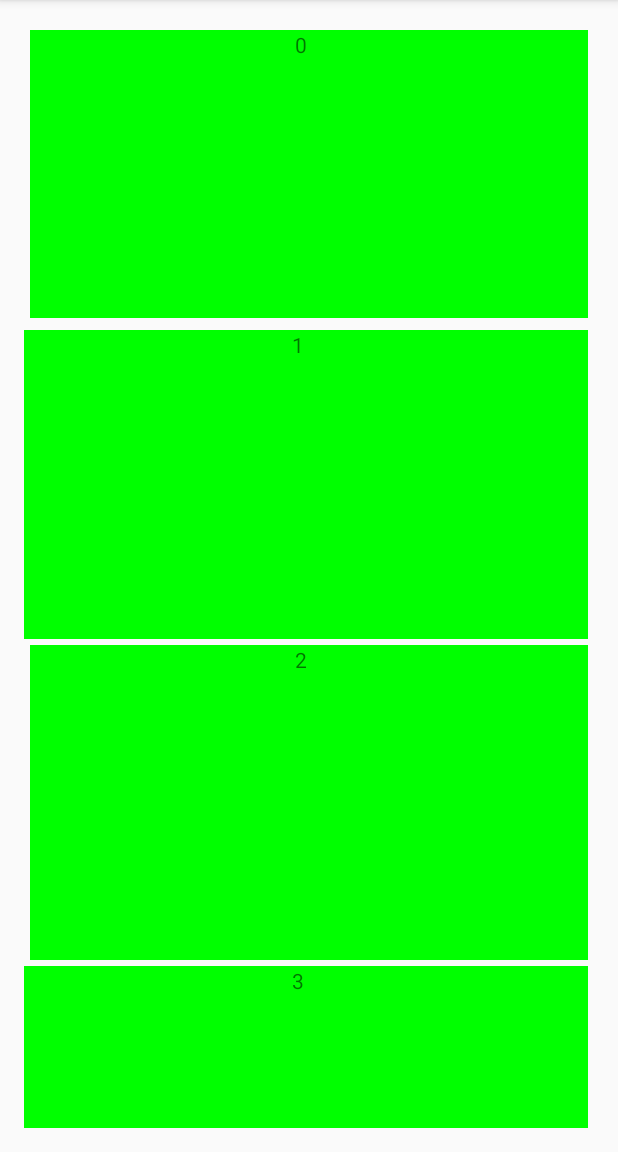
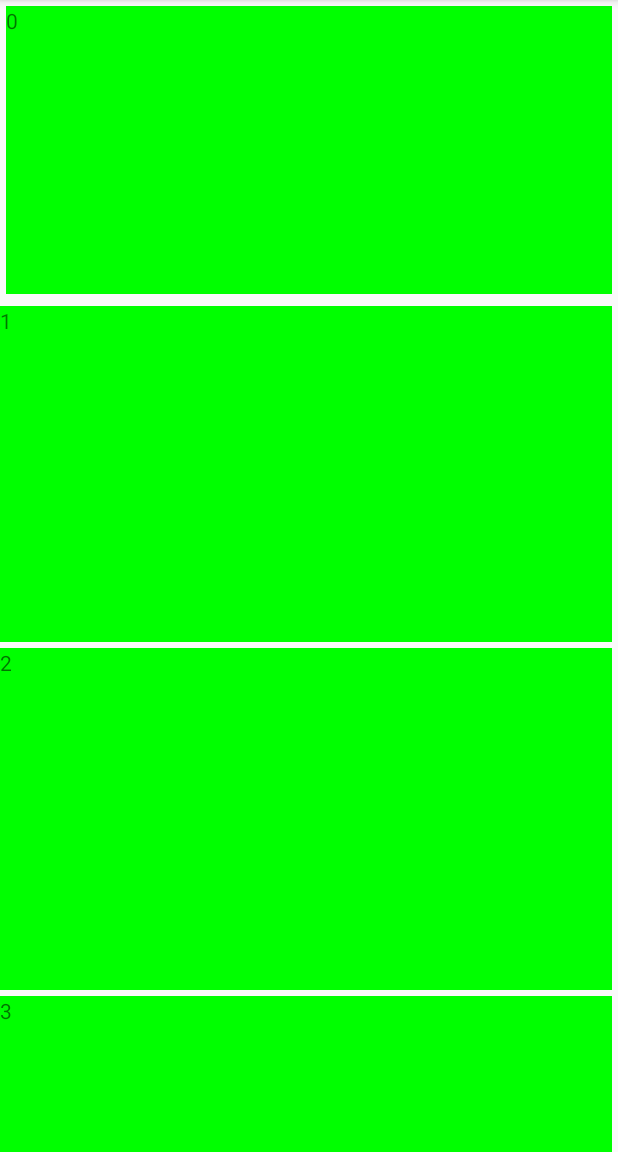
Before and after one commit to brucehzsun/RecyclerViewGroup, an Android app: the screen it shows after launch (MainActivity), on a phone screen of 412 x 824 dp, the part 84-1236 px from its top. Run offline under Robolectric (Android 15) with nearby library versions, the phone set to English and light mode, and no system bars.

Commit message:
完成框架显示。

```diff
--- a/app/src/main/res/layout/activity_main.xml
+++ b/app/src/main/res/layout/activity_main.xml
@@ -3,16 +3,11 @@
     xmlns:tools="http://schemas.android.com/tools"
     android:layout_width="match_parent"
     android:layout_height="match_parent"
-    android:paddingBottom="@dimen/activity_vertical_margin"
-    android:paddingLeft="@dimen/activity_horizontal_margin"
-    android:paddingRight="@dimen/activity_horizontal_margin"
-    android:paddingTop="@dimen/activity_vertical_margin"
     tools:context="com.storm.smart.recyclerviewdemo.MainActivity">
 
     <android.support.v7.widget.RecyclerView
         android:id="@+id/recycler_view"
         android:layout_width="match_parent"
         android:layout_height="match_parent"
-        android:clipToPadding="false"
-        />
+        android:clipToPadding="false" />
 </RelativeLayout>
--- a/app/src/main/res/layout/recyclerview_item.xml
+++ b/app/src/main/res/layout/recyclerview_item.xml
@@ -1,6 +1,6 @@
 <?xml version="1.0" encoding="utf-8"?>
 <RelativeLayout xmlns:android="http://schemas.android.com/apk/res/android"
-    android:layout_width="match_parent"
+    android:layout_width="wrap_content"
     android:layout_height="wrap_content"
     android:layout_margin="5dp"
     android:background="#00ff00">
--- a/recyclerviewlibrary/src/main/java/com/storm/smart/recyclerview/SizeCaculator.java
+++ b/recyclerviewlibrary/src/main/java/com/storm/smart/recyclerview/SizeCaculator.java
@@ -76,7 +76,6 @@ public class SizeCaculator {
                     mFirstChildPositionForRow.add(neverComputeChildIndex);
                     mSizeForChildAtPosition.add(new Size(mContentWidth, 300));
                     mRowForChildPosition.add(newRow);
-                    neverComputeChildIndex++;
                     break;
                 case 2://other
                     break;
```
